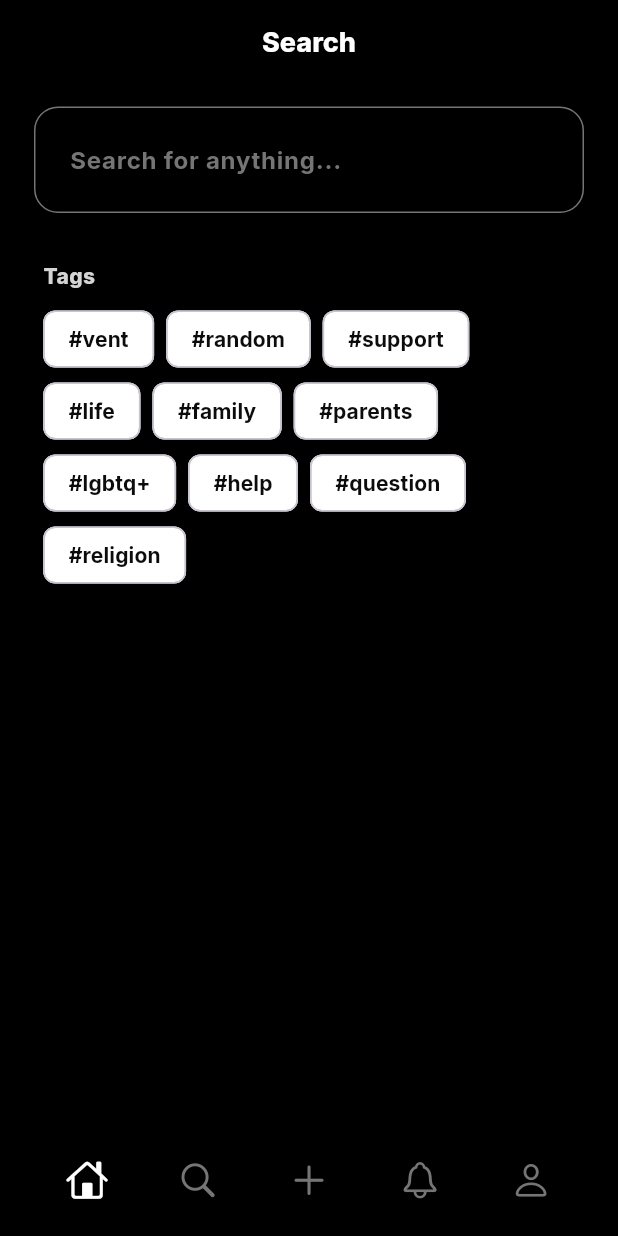
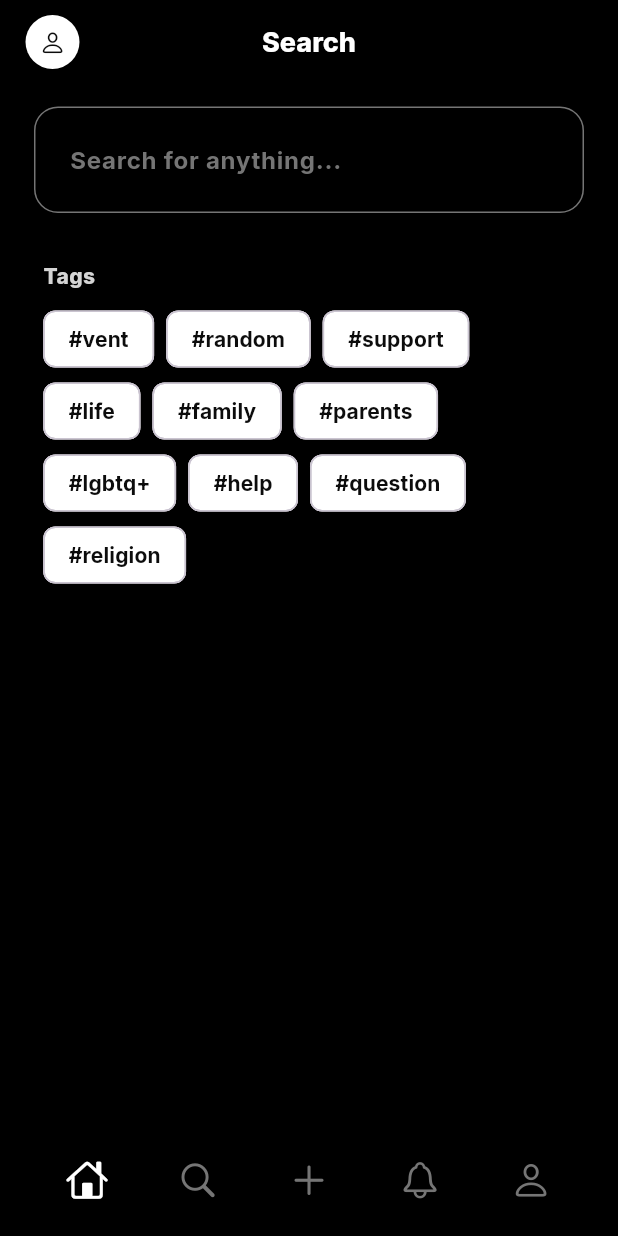
Before and after one commit to Tho100/revent, a Flutter app: the SearchPage screen opened directly, on a phone screen of 412 x 824 dp. Run offline on Flutter 3.47's test engine with Material 3 defaults, Android fonts, the phone set to English and light mode, and no system bars; our stand-ins replace flutter_cache_manager, flutter_dotenv, flutter_native_image, get_it, google_fonts; missing offline and left inert: dynamic_height_grid_view, image_picker_plus, mysql_client.

Commit message:
Added profile pic to search-page

```diff
--- a/lib/pages/navigation/search_page.dart
+++ b/lib/pages/navigation/search_page.dart
@@ -1,9 +1,12 @@
 import 'package:flutter/material.dart';
+import 'package:get_it/get_it.dart';
 import 'package:google_fonts/google_fonts.dart';
 import 'package:revent/helper/navigate_page.dart';
+import 'package:revent/provider/profile/profile_data_provider.dart';
 import 'package:revent/themes/theme_color.dart';
 import 'package:revent/widgets/navigation/page_navigation_bar.dart';
 import 'package:revent/widgets/app_bar.dart';
+import 'package:revent/widgets/profile_picture.dart';
 import 'package:revent/widgets/text_field/main_textfield.dart';
 
 class SearchPage extends StatefulWidget {
@@ -129,6 +132,22 @@ class SearchPageState extends State<SearchPage> {
     );
   }
 
+  Widget _buildProfilePictureLeading() {
+    return Padding(
+      padding: const EdgeInsets.only(left: 14.0),
+      child: GestureDetector(
+        onTap: () => NavigatePage.myProfilePage(),
+        child: Center(
+          child: ProfilePictureWidget(
+            pfpData: GetIt.instance<ProfileDataProvider>().profilePicture,
+            customWidth: 36,
+            customHeight: 36,
+          ),
+        ),
+      ),
+    );
+  }
+
   @override
   void initState() {
     super.initState();
@@ -152,7 +171,7 @@ class SearchPageState extends State<SearchPage> {
         appBar: CustomAppBar(
           title: 'Search',
           context: context,
-          customLeading: const SizedBox(),
+          customLeading: _buildProfilePictureLeading()
         ).buildAppBar(),
         body: _buildBody(),
         bottomNavigationBar: PageNavigationBar()
```
